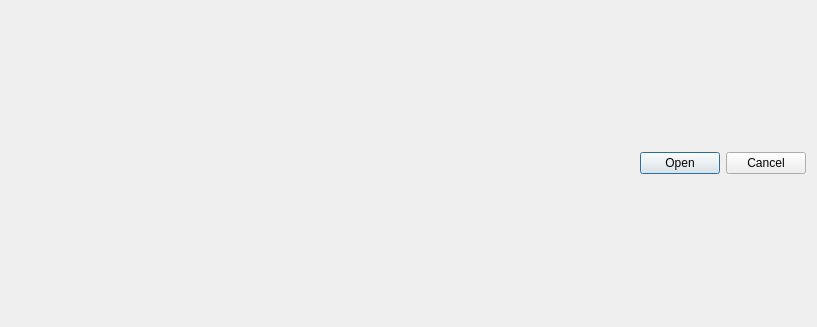
This is ui/windows/fileBrowser/fileBrowserOpen.ui in david-cattermole/qt-learning as Qt 5 draws it before an edit. The edited form follows.
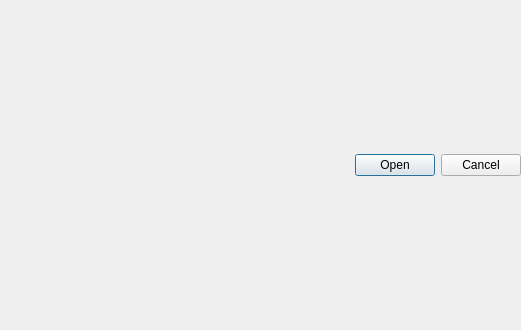
This is the edited form.

Commit message: Support PyQt5 with Python 3.6 Start moving away from "Item" based widgets, and towards 'model' based widgets Added partial support for FileSelector and VersionSelector forms/widgets, for the file browser. Added checkbox for editing the path on file browser. Adjusted layout margins for all Qt windows. Addition of 'nodes' module for use as a common place for a general 'node' class (for use in model/view widgets).

What changed in the file:
```diff
--- a/ui/windows/fileBrowser/fileBrowserOpen.ui
+++ b/ui/windows/fileBrowser/fileBrowserOpen.ui
@@ -9,14 +9,20 @@
    <rect>
     <x>0</x>
     <y>0</y>
-    <width>817</width>
-    <height>327</height>
+    <width>521</width>
+    <height>330</height>
    </rect>
   </property>
   <property name="windowTitle">
    <string>Form</string>
   </property>
   <layout class="QVBoxLayout" name="verticalLayout_2">
+   <property name="spacing">
+    <number>0</number>
+   </property>
+   <property name="margin">
+    <number>0</number>
+   </property>
    <item>
     <layout class="QHBoxLayout" name="envFilterLayout"/>
    </item>
```
Left out of the diff: 42 changed lines with no effect on the pictures. The commit also changes 88 other files.
